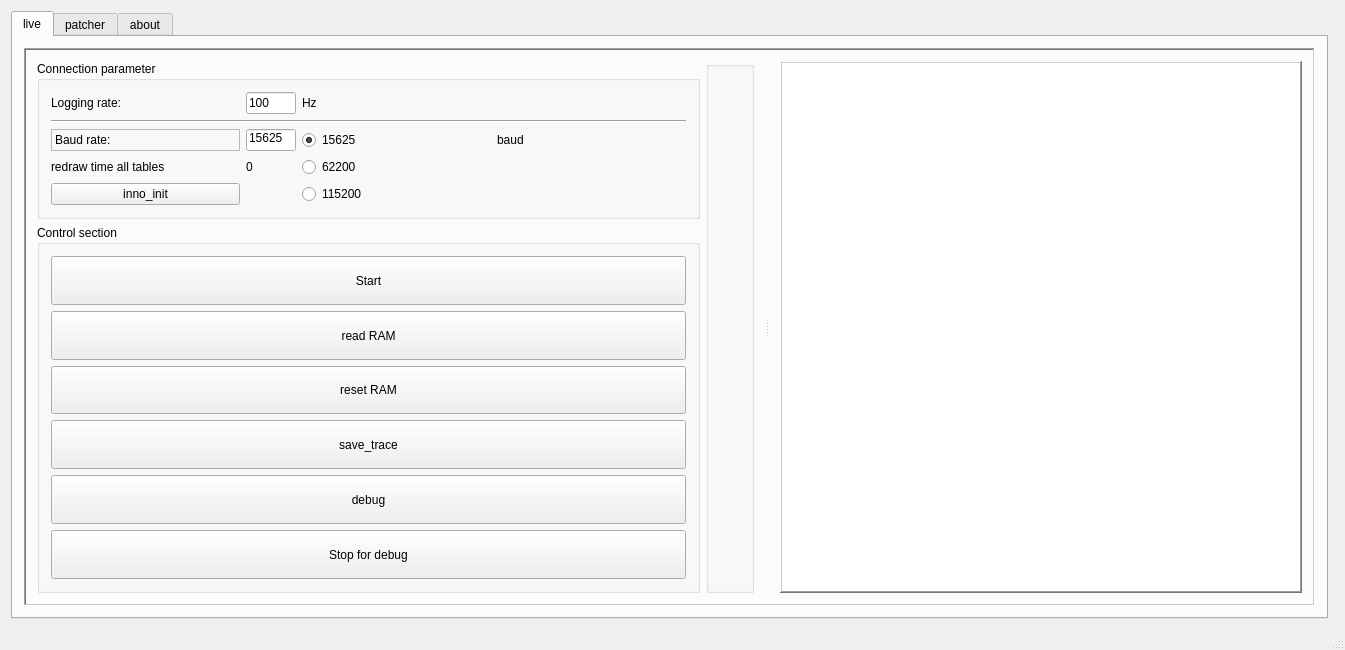
This is mainwindow.ui in DowJhob/Evo-live-map as Qt 5 draws it before an edit. The edited form follows.
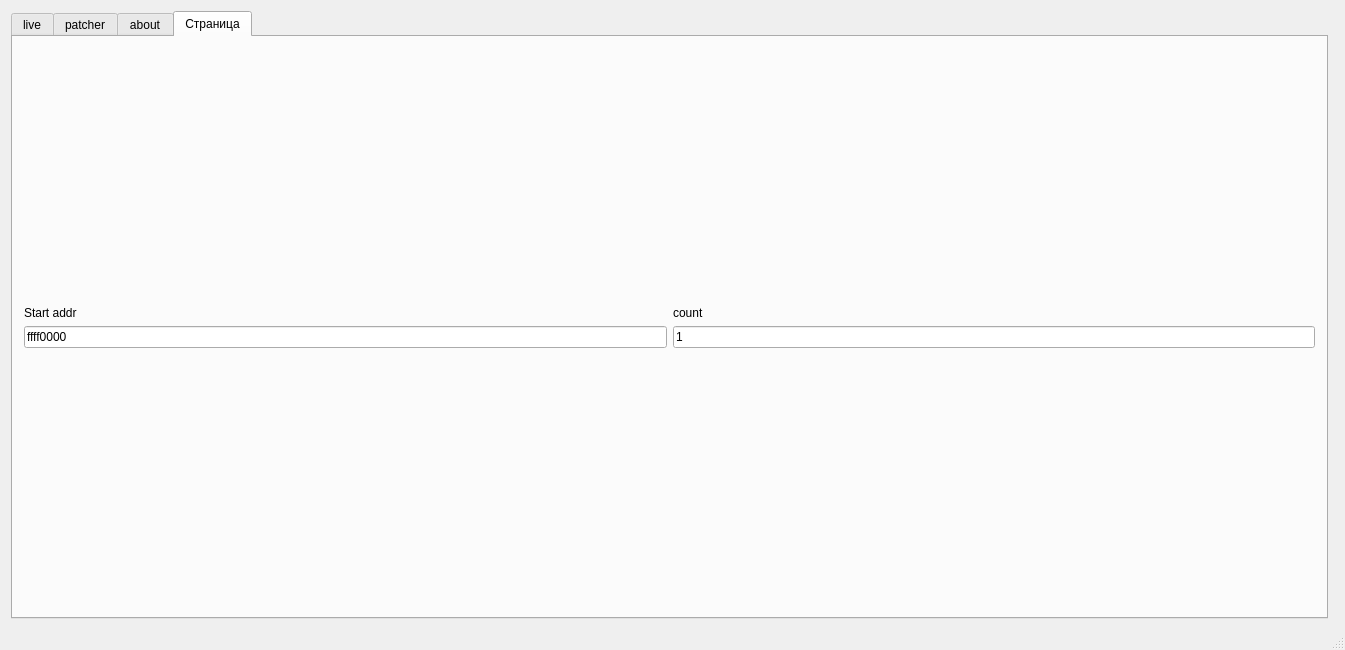
This is the edited form. The open tabs and pages were chosen to show the change.

Patch:
```diff
--- a/mainwindow.ui
+++ b/mainwindow.ui
@@ -779,6 +779,57 @@
         </item>
        </layout>
       </widget>
+      <widget class="QWidget" name="tab">
+       <attribute name="title">
+        <string>Страница</string>
+       </attribute>
+       <layout class="QGridLayout" name="gridLayout_12">
+        <item row="2" column="0">
+         <layout class="QGridLayout" name="RAMeditorLayout">
+          <item row="2" column="0">
+           <widget class="QLineEdit" name="start_addr_lineEdit">
+            <property name="text">
+             <string>ffff0000</string>
+            </property>
+           </widget>
+          </item>
+          <item row="2" column="1">
+           <widget class="QLineEdit" name="count_lineEdit">
+            <property name="text">
+             <string>1</string>
+            </property>
+           </widget>
+          </item>
+          <item row="0" column="1">
+           <widget class="QLabel" name="label_6">
+            <property name="sizePolicy">
+             <sizepolicy hsizetype="Expanding" vsizetype="Fixed">
+              <horstretch>0</horstretch>
+              <verstretch>0</verstretch>
+             </sizepolicy>
+            </property>
+            <property name="text">
+             <string>count</string>
+            </property>
+           </widget>
+          </item>
+          <item row="0" column="0">
+           <widget class="QLabel" name="label_8">
+            <property name="sizePolicy">
+             <sizepolicy hsizetype="Expanding" vsizetype="Fixed">
+              <horstretch>0</horstretch>
+              <verstretch>0</verstretch>
+             </sizepolicy>
+            </property>
+            <property name="text">
+             <string>Start addr</string>
+            </property>
+           </widget>
+          </item>
+         </layout>
+        </item>
+       </layout>
+      </widget>
      </widget>
     </item>
     <item>
```
Left out of the diff: 13 changed lines with no effect on the pictures.
